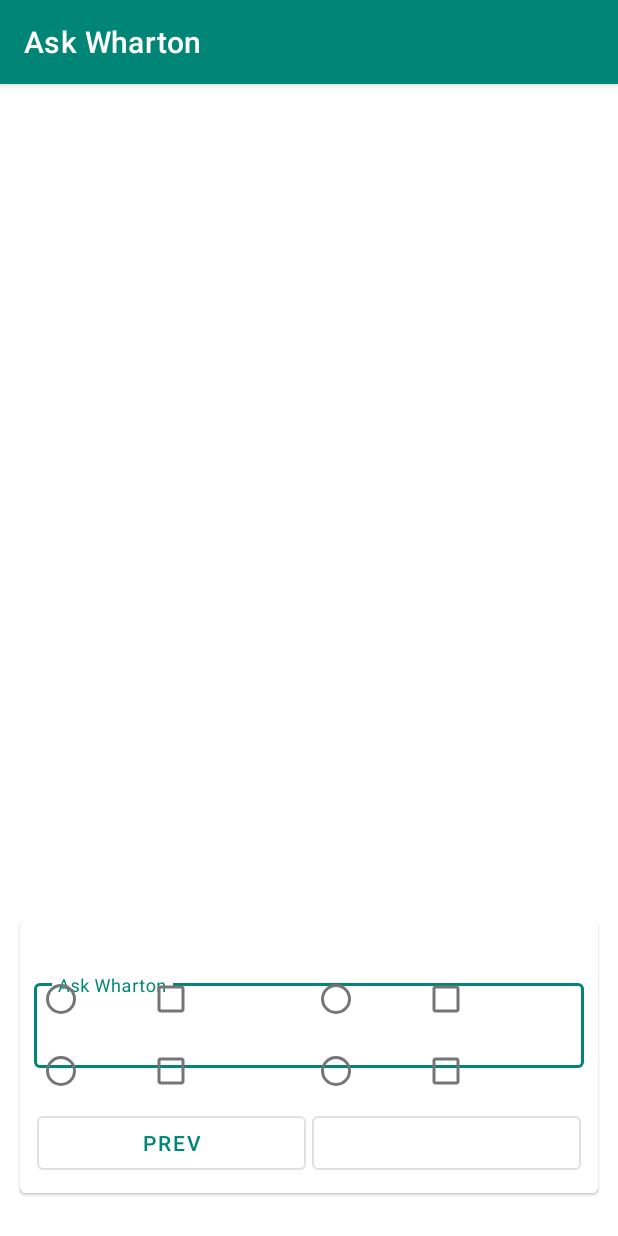
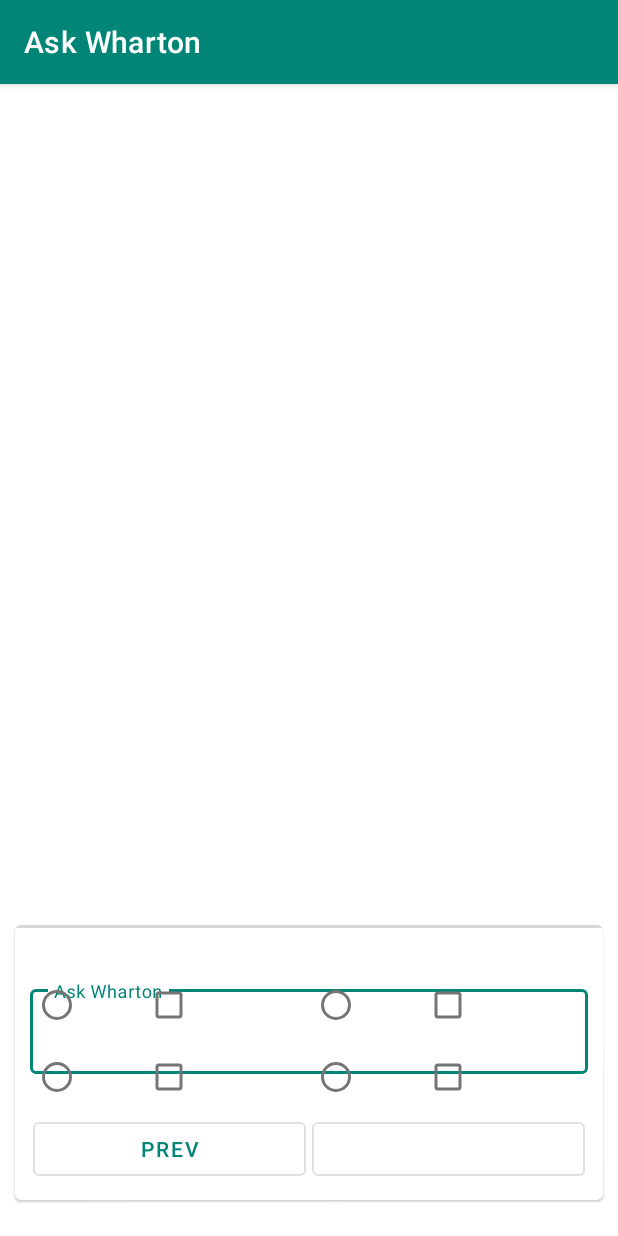
Before and after one commit to theapache64/ask-wharton, an Android app: the fragment QuestionFragment shown on its own in the app's theme, on a phone screen of 412 x 824 dp. Run offline under Robolectric (Android 15) with nearby library versions, the phone set to English and light mode, and no system bars; our stand-ins replace data binding; pictures from the network do not load; 1 statement that could not run was skipped.

Commit message:
:star: new(question-fragment) : Added progress
Added both text progress and progress bar to question card

```diff
--- a/qpool/src/main/java/com/theah64/qpool/ui/activities/qpool/adapters/QuestionPagerAdapter.kt
+++ b/qpool/src/main/java/com/theah64/qpool/ui/activities/qpool/adapters/QuestionPagerAdapter.kt
@@ -12,7 +12,7 @@ class QuestionPagerAdapter(
 ) : FragmentPagerAdapter(fm) {
 
     override fun getItem(position: Int): Fragment {
-        return QuestionFragment.newInstance(questions[position], position == 0, position == (count - 1))
+        return QuestionFragment.newInstance(questions[position], position, count)
     }
 
     override fun getCount(): Int {
--- a/qpool/src/main/java/com/theah64/qpool/ui/activities/qpool/fragments/QuestionFragment.kt
+++ b/qpool/src/main/java/com/theah64/qpool/ui/activities/qpool/fragments/QuestionFragment.kt
@@ -7,7 +7,6 @@ import android.util.Log
 import android.view.LayoutInflater
 import android.view.View
 import android.view.ViewGroup
-import android.widget.CompoundButton
 import androidx.databinding.DataBindingUtil
 import androidx.fragment.app.Fragment
 import androidx.lifecycle.Observer
@@ -17,7 +16,6 @@ import com.theah64.qpool.R
 import com.theah64.qpool.databinding.FragmentQuestionBinding
 import com.theah64.qpool.models.Answer
 import com.theah64.qpool.models.questions.CheckBoxQuestion
-import com.theah64.qpool.models.questions.FactualQuestion
 import com.theah64.qpool.models.questions.Question
 import com.theah64.qpool.models.questions.RadioQuestion
 import com.theah64.qpool.ui.activities.qpool.Callback
@@ -121,8 +119,9 @@ class QuestionFragment : Fragment() {
         arguments?.let {
             val question = it.get(Question.KEY) as Question
             viewModel.question = question
-            viewModel.isFirstQuestion = it.getBoolean(KEY_IS_FIRST_QUESTION)
-            viewModel.isLastQuestion = it.getBoolean(KEY_IS_LAST_QUESTION)
+            val curPosQues = it.getInt(KEY_CURRENT_QUESTION_POSITION)
+            val totalQuestions = it.getInt(KEY_TOTAL_QUESTIONS)
+            viewModel.setQuestionPositions(curPosQues, totalQuestions)
 
 
             // Loading image
@@ -141,18 +140,18 @@ class QuestionFragment : Fragment() {
 
     companion object {
 
-        const val KEY_IS_FIRST_QUESTION = "is_first_question"
-        const val KEY_IS_LAST_QUESTION = "is_last_question"
+        const val KEY_CURRENT_QUESTION_POSITION = "current_question_position"
+        const val KEY_TOTAL_QUESTIONS = "total_questions"
 
         /**
          * Creates new instance of the question fragment
          */
-        fun newInstance(question: Question, isFirstQuestion: Boolean, isLastQuestion: Boolean): QuestionFragment {
+        fun newInstance(question: Question, curQuesPos: Int, totalQuestions: Int): QuestionFragment {
             val fragment = QuestionFragment()
             val args = Bundle()
             args.putSerializable(Question.KEY, question)
-            args.putBoolean(KEY_IS_FIRST_QUESTION, isFirstQuestion)
-            args.putBoolean(KEY_IS_LAST_QUESTION, isLastQuestion)
+            args.putInt(KEY_CURRENT_QUESTION_POSITION, curQuesPos)
+            args.putInt(KEY_TOTAL_QUESTIONS, totalQuestions)
             fragment.arguments = args
             return fragment
         }
--- a/qpool/src/main/res/layout/fragment_question.xml
+++ b/qpool/src/main/res/layout/fragment_question.xml
@@ -36,23 +36,43 @@
             app:layout_constraintTop_toTopOf="parent"
             tools:src="@tools:sample/backgrounds/scenic" />
 
+
         <!--CardView for bottom question section-->
         <com.google.android.material.card.MaterialCardView
+            android:id="@+id/card"
             style="@style/Widget.MaterialComponents.CardView"
             android:layout_width="0dp"
             android:layout_height="wrap_content"
             android:layout_marginStart="10dp"
             android:layout_marginEnd="10dp"
             android:layout_marginBottom="24dp"
-            app:cardUseCompatPadding="true"
             app:layout_constraintBottom_toBottomOf="parent"
             app:layout_constraintEnd_toEndOf="parent"
             app:layout_constraintStart_toStartOf="parent">
+
+            <!--Progress-->
+            <ProgressBar
+                android:id="@+id/pb_progress"
+                style="@style/Widget.AppCompat.ProgressBar.Horizontal"
+                android:layout_width="match_parent"
+                android:layout_height="2dp"
+                android:progress="@{viewModel.intPerc}" />
 
             <androidx.constraintlayout.widget.ConstraintLayout
                 android:layout_width="match_parent"
                 android:layout_height="wrap_content"
                 android:padding="10dp">
+
+
+                <!--TextView progress-->
+                <TextView
+                    android:id="@+id/tv_progress"
+                    android:layout_width="wrap_content"
+                    android:layout_height="wrap_content"
+                    android:text="@{viewModel.textPerc}"
+                    app:layout_constraintEnd_toEndOf="parent"
+                    app:layout_constraintTop_toTopOf="parent"
+                    tools:text="@tools:sample/lorem" />
 
                 <!--Question-->
                 <TextView
@@ -64,6 +84,7 @@
                     app:layout_constraintStart_toStartOf="parent"
                     app:layout_constraintTop_toTopOf="parent"
                     tools:text="@tools:sample/lorem" />
+
 
                 <androidx.constraintlayout.widget.Barrier
                     android:id="@+id/barrier"
```
Also changed, not shown: qpool/src/main/java/com/theah64/qpool/ui/activities/qpool/fragments/QuestionViewModel.kt (+12 -9 lines).
